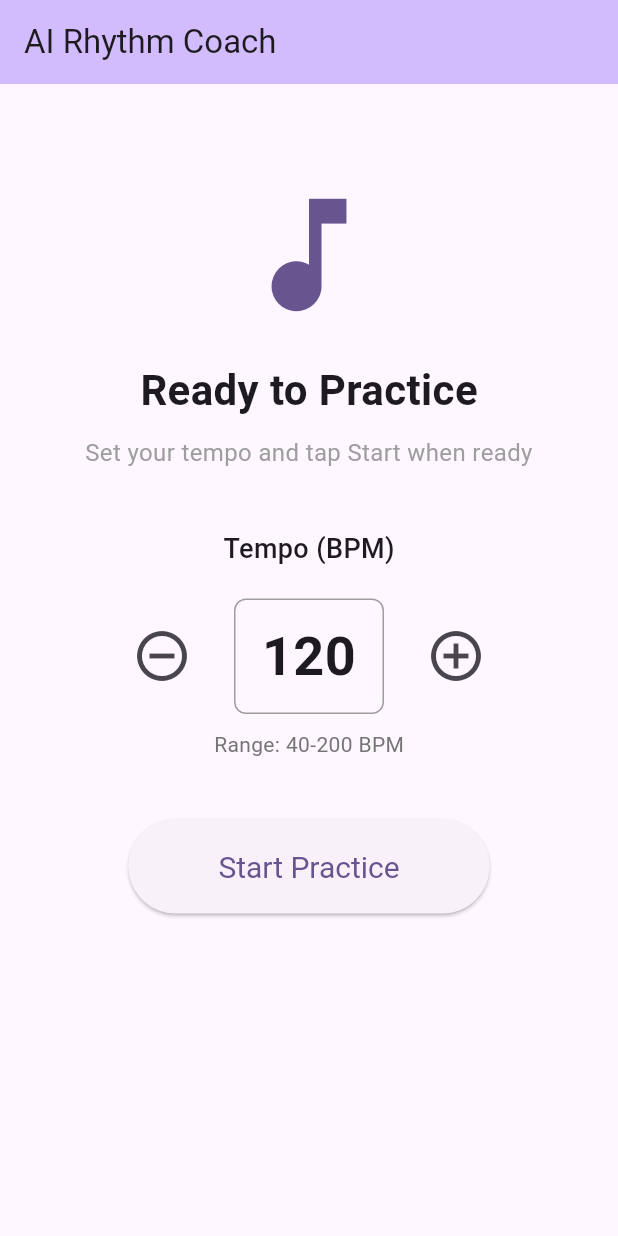
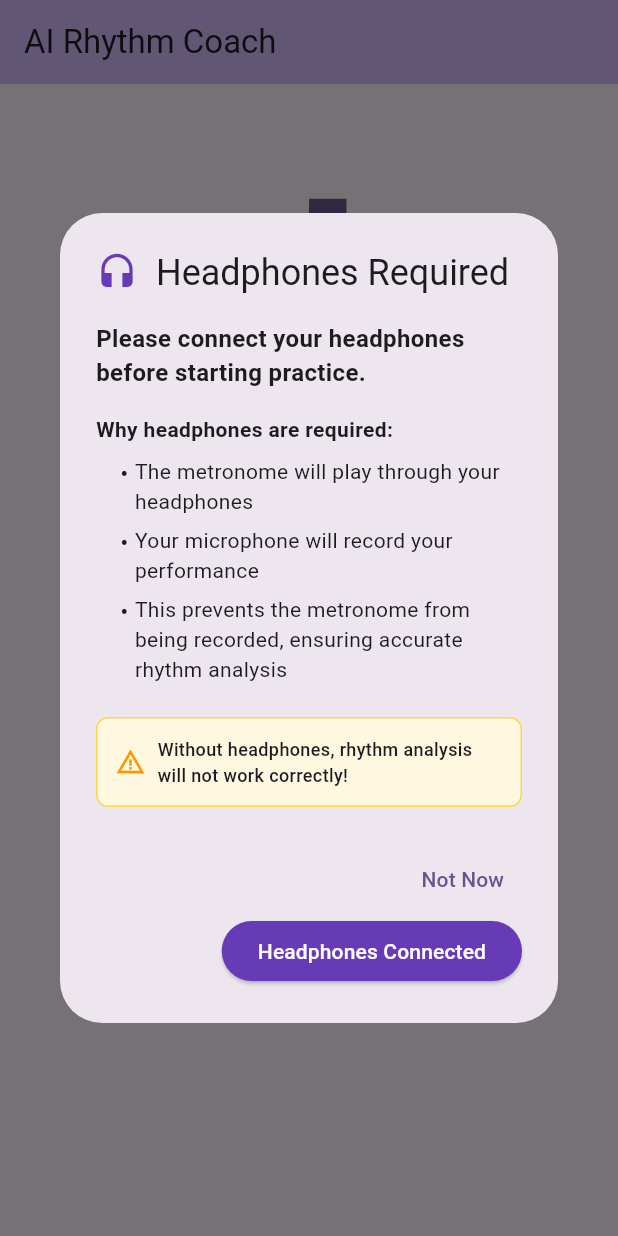
Before and after one commit to itsvetkov1/rhythm_coach, a Flutter app: the screen it shows after launch, on a phone screen of 412 x 824 dp. Run offline on Flutter 3.47's test engine with Material 3 defaults, Android fonts, the phone set to English and light mode, and no system bars; our stand-ins replace permission_handler, shared_preferences; missing offline and left inert: fftea, flutter_sound.

Commit message:
Fix metronome clicks being recorded with user performance (#1)
CRITICAL FIX: Implements headphones solution to prevent metronome
from being recorded along with user performance, which was causing
false positives in onset detection.

Changes:
- Added HeadphonesWarningDialog that displays on app startup
  - Explains requirement for headphones
  - Non-dismissible to ensure user awareness
  - Clear visual design with icons and warnings

- Updated AudioService with audio routing configuration
  - Added _configureAudioRouting() method
  - Sets playAndRecord audio session mode
  - Enables simultaneous recording and metronome playback
  - OS automatically routes playback to connected headphones
  - Recording captures from built-in microphone only

- Modified PracticeScreen to show warning on launch
  - Converted to StatefulWidget
  - Shows dialog once per app session
  - Integrates seamlessly into app startup flow

- Created comprehensive unit tests (9 tests)
  - Tests dialog display and user interactions
  - Tests audio routing configuration
  - Tests complete integration flow
  - Verifies physical audio separation

Technical Solution:
When headphones are connected, audio output (metronome) goes to
headphones while audio input (recording) comes from the built-in
microphone. This physical separation prevents the metronome from
being recorded, ensuring onset detection only sees the user's
actual performance.

Fixes: Issue #1 from IMPLEMENTATION_ISSUES.md
Impact: Resolves CRITICAL bug that made rhythm analysis impossible

Files Modified:
- ai_rhythm_coach/lib/services/audio_service.dart
- ai_rhythm_coach/lib/screens/practice_screen.dart

Files Created:
- ai_rhythm_coach/lib/widgets/headphones_warning_dialog.dart
- ai_rhythm_coach/test/features/audio/headphones_routing_test.dart
- HEADPHONES_FIX_SUMMARY.md

Testing: Unit tests created, requires Flutter environment to run
Manual testing required on Android device with headphones

```diff
--- a/ai_rhythm_coach/lib/screens/practice_screen.dart
+++ b/ai_rhythm_coach/lib/screens/practice_screen.dart
@@ -6,9 +6,33 @@ import 'results_screen.dart';
 import '../widgets/practice_state_ui.dart';
 import '../widgets/bpm_controls.dart';
 import '../widgets/practice_action_button.dart';
+import '../widgets/headphones_warning_dialog.dart';
 
-class PracticeScreen extends StatelessWidget {
+class PracticeScreen extends StatefulWidget {
   const PracticeScreen({super.key});
+
+  @override
+  State<PracticeScreen> createState() => _PracticeScreenState();
+}
+
+class _PracticeScreenState extends State<PracticeScreen> {
+  bool _hasShownHeadphonesWarning = false;
+
+  @override
+  void initState() {
+    super.initState();
+    // Show headphones warning dialog after first frame
+    WidgetsBinding.instance.addPostFrameCallback((_) {
+      _showHeadphonesWarning();
+    });
+  }
+
+  Future<void> _showHeadphonesWarning() async {
+    if (!_hasShownHeadphonesWarning && mounted) {
+      _hasShownHeadphonesWarning = true;
+      await HeadphonesWarningDialog.show(context);
+    }
+  }
 
   @override
   Widget build(BuildContext context) {
--- /dev/null
+++ b/ai_rhythm_coach/lib/widgets/headphones_warning_dialog.dart
@@ -0,0 +1,105 @@
+import 'package:flutter/material.dart';
+
+/// Dialog that warns the user to connect headphones before practicing.
+/// This is critical to prevent the metronome clicks from being recorded
+/// along with the user's performance, which would ruin onset detection.
+class HeadphonesWarningDialog extends StatelessWidget {
+  const HeadphonesWarningDialog({super.key});
+
+  /// Shows the headphones warning dialog.
+  /// Returns true if user confirmed, false if dismissed.
+  static Future<bool> show(BuildContext context) async {
+    final result = await showDialog<bool>(
+      context: context,
+      barrierDismissible: false, // User must acknowledge
+      builder: (context) => const HeadphonesWarningDialog(),
+    );
+    return result ?? false;
+  }
+
+  @override
+  Widget build(BuildContext context) {
+    return AlertDialog(
+      title: const Row(
+        children: [
+          Icon(Icons.headset, color: Colors.deepPurple, size: 28),
+          SizedBox(width: 12),
+          Text('Headphones Required'),
+        ],
+      ),
+      content: Column(
+        mainAxisSize: MainAxisSize.min,
+        crossAxisAlignment: CrossAxisAlignment.start,
+        children: [
+          const Text(
+            'Please connect your headphones before starting practice.',
+            style: TextStyle(fontSize: 16, fontWeight: FontWeight.bold),
+          ),
+          const SizedBox(height: 16),
+          const Text(
+            'Why headphones are required:',
+            style: TextStyle(fontSize: 14, fontWeight: FontWeight.w600),
+          ),
+          const SizedBox(height: 8),
+          _buildBulletPoint('The metronome will play through your headphones'),
+          _buildBulletPoint('Your microphone will record your performance'),
+          _buildBulletPoint(
+              'This prevents the metronome from being recorded, ensuring accurate rhythm analysis'),
+          const SizedBox(height: 16),
+          Container(
+            padding: const EdgeInsets.all(12),
+            decoration: BoxDecoration(
+              color: Colors.amber.shade50,
+              border: Border.all(color: Colors.amber.shade300),
+              borderRadius: BorderRadius.circular(8),
+            ),
+            child: const Row(
+              children: [
+                Icon(Icons.warning_amber, color: Colors.orange, size: 20),
+                SizedBox(width: 8),
+                Expanded(
+                  child: Text(
+                    'Without headphones, rhythm analysis will not work correctly!',
+                    style: TextStyle(fontSize: 12, fontWeight: FontWeight.w500),
+                  ),
+                ),
+              ],
+            ),
+          ),
+        ],
+      ),
+      actions: [
+        TextButton(
+          onPressed: () => Navigator.of(context).pop(false),
+          child: const Text('Not Now'),
+        ),
+        ElevatedButton(
+          onPressed: () => Navigator.of(context).pop(true),
+          style: ElevatedButton.styleFrom(
+            backgroundColor: Colors.deepPurple,
+            foregroundColor: Colors.white,
+          ),
+          child: const Text('Headphones Connected'),
+        ),
+      ],
+    );
+  }
+
+  Widget _buildBulletPoint(String text) {
+    return Padding(
+      padding: const EdgeInsets.only(left: 16, bottom: 6),
+      child: Row(
+        crossAxisAlignment: CrossAxisAlignment.start,
+        children: [
+          const Text('• ', style: TextStyle(fontSize: 16)),
+          Expanded(
+            child: Text(
+              text,
+              style: const TextStyle(fontSize: 14),
+            ),
+          ),
+        ],
+      ),
+    );
+  }
+}
```
Also changed, not shown: ai_rhythm_coach/lib/services/audio_service.dart (+38 -0 lines), 2 other files.
